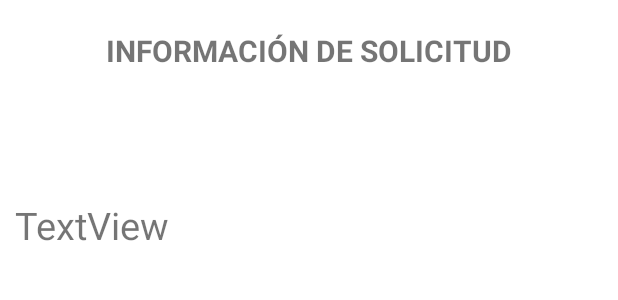
After one commit to jefry1722/CargaApp, an Android app: the layout activity_ver_carga_recogida.xml on its own in the app's theme, with its tools: preview values and no code run, on a phone screen of 412 x 824 dp. The commit adds this screen. Shown: the top 300 px of the screen. Run offline under Robolectric (Android 15) with nearby library versions, the phone set to English and light mode, and no system bars.

Commit message:
Consultar slocitud recogida por el conductor

```diff
--- a/app/src/main/java/co/edu/unipiloto/cargaapp/LoginPropCamion.java
+++ b/app/src/main/java/co/edu/unipiloto/cargaapp/LoginPropCamion.java
@@ -4,7 +4,6 @@ import androidx.appcompat.app.AppCompatActivity;
 import androidx.appcompat.widget.Toolbar;
 
 import android.content.Intent;
-import android.database.sqlite.SQLiteDatabase;
 import android.os.Bundle;
 import android.view.Menu;
 import android.view.MenuItem;
@@ -34,7 +33,7 @@ public class LoginPropCamion extends AppCompatActivity {
     @Override
     public boolean onCreateOptionsMenu(Menu menu){
         //Adicionar items al appbar
-        getMenuInflater().inflate(R.menu.menu_conductor,menu);
+        getMenuInflater().inflate(R.menu.menu_propietario_camion,menu);
         return super.onCreateOptionsMenu(menu);
     }
 
--- /dev/null
+++ b/app/src/main/res/layout/activity_ver_carga_recogida.xml
@@ -0,0 +1,33 @@
+<?xml version="1.0" encoding="utf-8"?>
+<androidx.constraintlayout.widget.ConstraintLayout xmlns:android="http://schemas.android.com/apk/res/android"
+    xmlns:app="http://schemas.android.com/apk/res-auto"
+    xmlns:tools="http://schemas.android.com/tools"
+    android:layout_width="match_parent"
+    android:layout_height="match_parent"
+    tools:context=".VerCargaRecogida">
+
+    <TextView
+        android:id="@+id/informacionSolicitudRecogidaPorCamion"
+        android:layout_width="wrap_content"
+        android:layout_height="wrap_content"
+        android:layout_marginTop="20dp"
+        android:text="INFORMACIÓN DE SOLICITUD"
+        android:textStyle="bold"
+        android:textSize="20dp"
+        app:layout_constraintEnd_toEndOf="parent"
+        app:layout_constraintStart_toStartOf="parent"
+        app:layout_constraintTop_toTopOf="parent" />
+
+    <TextView
+        android:id="@+id/dataInformacionSolicitudRecogidaPorCamion"
+        android:layout_width="wrap_content"
+        android:layout_height="wrap_content"
+        android:layout_marginStart="10dp"
+        android:layout_marginTop="85dp"
+        android:text="TextView"
+        android:textSize="25dp"
+        app:layout_constraintStart_toStartOf="parent"
+        app:layout_constraintTop_toBottomOf="@+id/informacionSolicitudRecogidaPorCamion" />
+
+
+</androidx.constraintlayout.widget.ConstraintLayout>
```
Also changed, not shown: app/src/main/AndroidManifest.xml (+5 -2 lines), app/src/main/java/co/edu/unipiloto/cargaapp/ConsultarCargasAsignadasPorConductor.java (added, +69 -0 lines), app/src/main/java/co/edu/unipiloto/cargaapp/LoginConductor.java (+26 -0 lines), app/src/main/java/co/edu/unipiloto/cargaapp/VerCargaRecogida.java (added, +45 -0 lines), app/src/main/res/layout/activity_consultar_cargas_asignadas_por_conductor.xml (added, +23 -0 lines), app/src/main/res/layout/activity_login_conductor.xml (+11 -2 lines), app/src/main/res/menu/menu_conductor_camion.xml (added, +13 -0 lines), app/src/main/res/menu/menu_propietario_camion.xml (renamed from app/src/main/res/menu/menu_conductor.xml).
